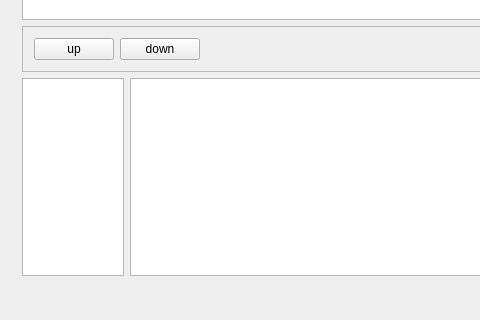
hiergaut/ReconCam, file LearningUI/mainwindow.ui: the form before one commit; both pictures show x 0 to 480 and y 218 to 538 of the 657 by 538 pixel window.
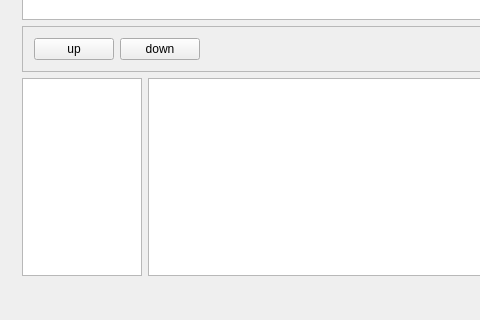
The form after the commit.

What changed in the file:
```diff
--- a/LearningUI/mainwindow.ui
+++ b/LearningUI/mainwindow.ui
@@ -77,9 +77,15 @@
           </property>
           <item>
            <widget class="QListView" name="listView_known">
+            <property name="minimumSize">
+             <size>
+              <width>120</width>
+              <height>0</height>
+             </size>
+            </property>
             <property name="maximumSize">
              <size>
-              <width>102</width>
+              <width>0</width>
               <height>16777215</height>
              </size>
             </property>
```
